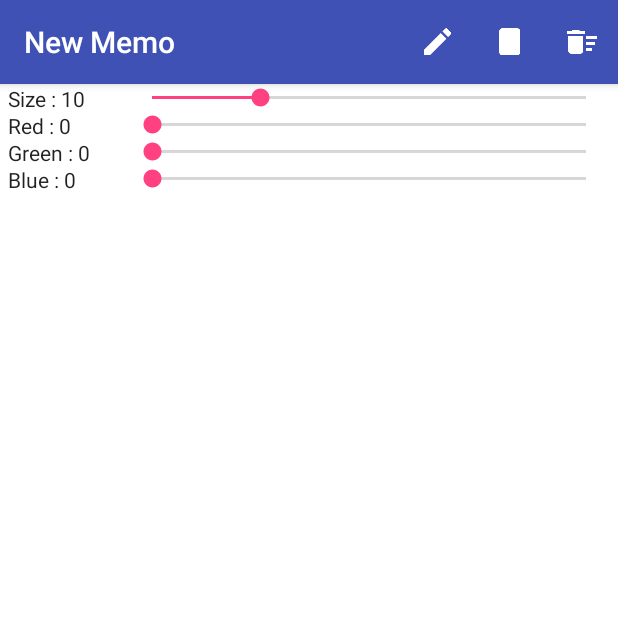
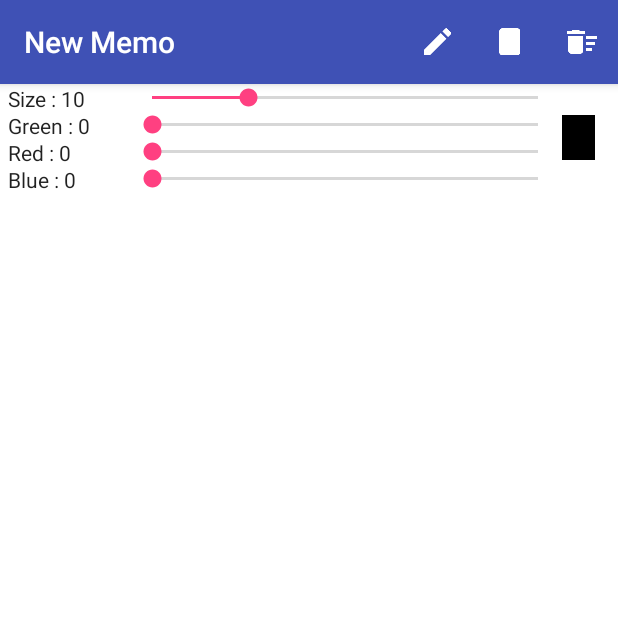
Before and after one commit to Eskeptor/OpenPad-for-Android, an Android app: the PaintActivity screen opened directly, with no data from a screen before it, after a tap on "pen", on a phone screen of 412 x 824 dp, the top half of it. Run offline under Robolectric (Android 15) with nearby library versions, the phone set to English and light mode, and no system bars.

Commit message:
add brush color preview and fix gap list spacing

```diff
--- a/app/build.gradle
+++ b/app/build.gradle
@@ -7,8 +7,8 @@ android {
         applicationId "com.eskeptor.openTextViewer"
         minSdkVersion 15
         targetSdkVersion 25
-        versionCode 14
-        versionName "1.3.1"
+        versionCode 15
+        versionName "1.3.2"
         //versionName "개발자 버전"
         testInstrumentationRunner "android.support.test.runner.AndroidJUnitRunner"
         //vectorDrawables.useSupportLibrary = true
@@ -35,6 +35,6 @@ dependencies {
     compile 'com.android.support:support-v4:25.3.1'
     compile 'com.android.support:support-vector-drawable:25.3.1'
     testCompile 'junit:junit:4.12'
-    compile 'com.google.android.gms:play-services-ads:11.0.1'
+    compile 'com.google.android.gms:play-services-ads:11.0.2'
     compile 'com.android.support:recyclerview-v7:25.3.1'
 }
--- a/app/src/main/java/com/eskeptor/openTextViewer/PaintActivity.java
+++ b/app/src/main/java/com/eskeptor/openTextViewer/PaintActivity.java
@@ -15,6 +15,7 @@ import android.view.Menu;
 import android.view.MenuItem;
 import android.view.MotionEvent;
 import android.view.View;
+import android.widget.ImageView;
 import android.widget.LinearLayout;
 import android.widget.SeekBar;
 import android.widget.TextView;
@@ -40,6 +41,7 @@ public class PaintActivity extends AppCompatActivity {
     private TextView brushTxtGreen;
     private TextView brushTxtBlue;
     private TextView eraserTxtSize;
+    private ImageView brushColor;
 
     private Context context_this;
 
@@ -95,6 +97,7 @@ public class PaintActivity extends AppCompatActivity {
         brushTxtRed = (TextView)findViewById(R.id.paint_brush_txtRed);
         brushTxtGreen = (TextView)findViewById(R.id.paint_brush_txtGreen);
         brushTxtBlue = (TextView)findViewById(R.id.paint_brush_txtBlue);
+        brushColor = (ImageView)findViewById(R.id.paint_color);
 
         SeekBar.OnSeekBarChangeListener seekBarChangeListener = new SeekBar.OnSeekBarChangeListener() {
             @Override
@@ -137,16 +140,19 @@ public class PaintActivity extends AppCompatActivity {
                 {
                     curRedValue = _seekBar.getProgress();
                     paintFunction.setColor(Color.rgb(curRedValue, curGreenValue, curBlueValue));
+                    brushColor.setColorFilter(Color.rgb(curRedValue, curGreenValue, curBlueValue), PorterDuff.Mode.SRC);
                 }
                 if(_seekBar == brushSeekGreen)
                 {
                     curGreenValue = _seekBar.getProgress();
                     paintFunction.setColor(Color.rgb(curRedValue, curGreenValue, curBlueValue));
+                    brushColor.setColorFilter(Color.rgb(curRedValue, curGreenValue, curBlueValue), PorterDuff.Mode.SRC);
                 }
                 if(_seekBar == brushSeekBlue)
                 {
                     curBlueValue = _seekBar.getProgress();
                     paintFunction.setColor(Color.rgb(curRedValue, curGreenValue, curBlueValue));
+                    brushColor.setColorFilter(Color.rgb(curRedValue, curGreenValue, curBlueValue), PorterDuff.Mode.SRC);
                 }
                 if(_seekBar == eraserSeekSize)
                 {
@@ -275,6 +281,7 @@ public class PaintActivity extends AppCompatActivity {
         openFileURL = null;
         lastLog = null;
         runnable = null;
+        brushColor = null;
         System.gc();
     }
 
--- a/app/src/main/res/layout/activity_paint.xml
+++ b/app/src/main/res/layout/activity_paint.xml
@@ -1,6 +1,7 @@
 <?xml version="1.0" encoding="utf-8"?>
 <LinearLayout
         xmlns:android="http://schemas.android.com/apk/res/android"
+    xmlns:app="http://schemas.android.com/apk/res-auto"
     xmlns:tools="http://schemas.android.com/tools"
         android:id="@+id/activity_paint"
         android:layout_width="match_parent"
@@ -15,94 +16,112 @@
         android:id="@+id/paint_brush_seekLayout">
 
         <LinearLayout
-            android:orientation="horizontal"
+            android:layout_width="match_parent"
+            android:layout_height="wrap_content"
+            android:orientation="horizontal">
+
+            <LinearLayout
+                android:layout_width="match_parent"
+                android:layout_height="wrap_content"
+                android:layout_weight="1"
+                android:orientation="vertical">
+
+                <LinearLayout
                     android:layout_width="match_parent"
                     android:layout_height="match_parent"
-            android:paddingLeft="5dp"
-            android:paddingRight="5dp"
-            >
+                    android:layout_marginLeft="5sp"
+                    android:orientation="horizontal">
 
                     <TextView
-                android:text="@string/paint_txtBrushSize"
                         android:id="@+id/paint_brush_txtSize"
                         style="@style/AppTheme.Activity.Paint.Brush.Text"
-                />
+                        android:text="@string/paint_txtBrushSize" />
 
                     <SeekBar
                         android:id="@+id/paint_brush_seekSize"
-                style="@style/AppTheme.Activity.Paint.Brush.SeekBar"/>
+                        style="@style/AppTheme.Activity.Paint.Brush.SeekBar" />
 
                 </LinearLayout>
 
                 <LinearLayout
-            android:orientation="horizontal"
                     android:layout_width="match_parent"
                     android:layout_height="match_parent"
-            android:paddingLeft="5dp"
-            android:paddingRight="5dp">
+                    android:layout_marginLeft="5sp"
+                    android:orientation="horizontal">
 
                     <TextView
-                android:text="@string/paint_txtBrushRed"
+                        android:id="@+id/paint_brush_txtGreen"
+                        style="@style/AppTheme.Activity.Paint.Brush.Text"
+                        android:text="@string/paint_txtBrushGreen" />
+
+                    <SeekBar
+                        android:id="@+id/paint_brush_seekGreen"
+                        style="@style/AppTheme.Activity.Paint.Brush.SeekBar" />
+                </LinearLayout>
+
+                <LinearLayout
+                    android:layout_width="match_parent"
+                    android:layout_height="match_parent"
+                    android:layout_marginLeft="5sp"
+                    android:orientation="horizontal">
+
+                    <TextView
                         android:id="@+id/paint_brush_txtRed"
-                style="@style/AppTheme.Activity.Paint.Brush.Text"/>
+                        style="@style/AppTheme.Activity.Paint.Brush.Text"
+                        android:text="@string/paint_txtBrushRed" />
 
                     <SeekBar
                         android:id="@+id/paint_brush_seekRed"
-                style="@style/AppTheme.Activity.Paint.Brush.SeekBar"/>
+                        style="@style/AppTheme.Activity.Paint.Brush.SeekBar" />
 
                 </LinearLayout>
 
                 <LinearLayout
-            android:orientation="horizontal"
                     android:layout_width="match_parent"
                     android:layout_height="match_parent"
-            android:paddingLeft="5dp"
-            android:paddingRight="5dp">
+                    android:layout_marginLeft="5sp"
+                    android:orientation="horizontal">
 
                     <TextView
-                android:text="@string/paint_txtBrushGreen"
-                android:id="@+id/paint_brush_txtGreen"
-                style="@style/AppTheme.Activity.Paint.Brush.Text"/>
+                        android:id="@+id/paint_brush_txtBlue"
+                        style="@style/AppTheme.Activity.Paint.Brush.Text"
+                        android:text="@string/paint_txtBrushBlue" />
 
                     <SeekBar
-                android:id="@+id/paint_brush_seekGreen"
-                style="@style/AppTheme.Activity.Paint.Brush.SeekBar"/>
+                        android:id="@+id/paint_brush_seekBlue"
+                        style="@style/AppTheme.Activity.Paint.Brush.SeekBar" />
+                </LinearLayout>
+            </LinearLayout>
+
+            <ImageView
+                android:id="@+id/paint_color"
+                android:layout_width="60sp"
+                android:layout_height="30sp"
+                android:layout_gravity="center"
+                android:layout_marginRight="15sp"
+                android:layout_weight="1"
+                app:srcCompat="@color/Black" />
+
+        </LinearLayout>
+
     </LinearLayout>
 
     <LinearLayout
-            android:orientation="horizontal"
+        android:id="@+id/paint_eraser_seekLayout"
         android:layout_width="match_parent"
-            android:layout_height="match_parent"
-            android:paddingLeft="5dp"
-            android:paddingRight="5dp">
+        android:layout_height="wrap_content"
+        android:layout_marginLeft="5sp"
+        android:layout_marginRight="5sp"
+        android:orientation="horizontal">
 
         <TextView
-                android:text="@string/paint_txtBrushBlue"
-                android:id="@+id/paint_brush_txtBlue"
-                style="@style/AppTheme.Activity.Paint.Brush.Text"/>
-
-            <SeekBar
-                android:id="@+id/paint_brush_seekBlue"
-                style="@style/AppTheme.Activity.Paint.Brush.SeekBar"/>
-        </LinearLayout>
-    </LinearLayout>
-
-    <LinearLayout
-        android:orientation="horizontal"
-        android:layout_width="match_parent"
-        android:layout_height="wrap_content"
-        android:id="@+id/paint_eraser_seekLayout"
-        android:paddingLeft="5dp"
-        android:paddingRight="5dp">
-
-        <TextView
-            android:text="@string/paint_txtBrushSize"
             android:id="@+id/paint_eraser_txtSize"
-            style="@style/AppTheme.Activity.Paint.Brush.Text"/>
+            style="@style/AppTheme.Activity.Paint.Brush.Text"
+            android:text="@string/paint_txtBrushSize" />
 
         <SeekBar
             android:id="@+id/paint_eraser_seekSize"
-            style="@style/AppTheme.Activity.Paint.Brush.SeekBar"/>
+            style="@style/AppTheme.Activity.Paint.Brush.SeekBar" />
     </LinearLayout>
 
 </LinearLayout>
--- a/app/src/main/res/layout/content_main.xml
+++ b/app/src/main/res/layout/content_main.xml
@@ -18,11 +18,11 @@
         android:id="@+id/main_swipeRefresh">
 
         <android.support.v7.widget.RecyclerView
+            android:id="@+id/main_curFolderFileList"
             android:layout_width="match_parent"
             android:layout_height="match_parent"
-            app:spanCount="2"
-            android:id="@+id/main_curFolderFileList"
-            android:contextClickable="true"/>
+            android:contextClickable="true"
+            app:spanCount="2" />
 
     </android.support.v4.widget.SwipeRefreshLayout>
 
--- a/app/src/main/res/layout/item_mainfile_layout.xml
+++ b/app/src/main/res/layout/item_mainfile_layout.xml
@@ -4,7 +4,8 @@
     android:layout_width="wrap_content"
     android:layout_height="wrap_content"
     android:background="@drawable/item_selector"
-    android:orientation="vertical">
+    android:orientation="vertical"
+    android:padding="5sp">
 
     <ImageView
         android:id="@+id/item_mainfile_image"
--- a/app/src/main/res/raw-ko/updatelist.txt
+++ b/app/src/main/res/raw-ko/updatelist.txt
@@ -1,3 +1,7 @@
+1.3.2
+1) 메인화면의 메모 리스트 간격 수정
+2) 페인트 메모에서 브러쉬 색 미리보기 추가
+
 1.3.1
 1) 버그 수정(위젯메모 내용 수정시 반영이 잘 안되었던 것)
 2) 버그 수정(페인트 메모가 생성되지 않던 점)
--- a/app/src/main/res/raw/updatelist.txt
+++ b/app/src/main/res/raw/updatelist.txt
@@ -1,3 +1,7 @@
+1.3.2
+1) Fix the gap list spacing on the main activity
+2) Adding a brush color preview in Paint memo
+
 1.3.1
 1) Bug fix(When Modifying Widget Note Contents)
 2) Bug fix(Where no paint memo was created)
```
Also changed, not shown: app/src/main/res/raw-ko/update.txt (+6 -4 lines), app/src/main/res/raw/update.txt (+6 -4 lines), 4 other files. Lines whose indentation alone changed are shown as unchanged.
